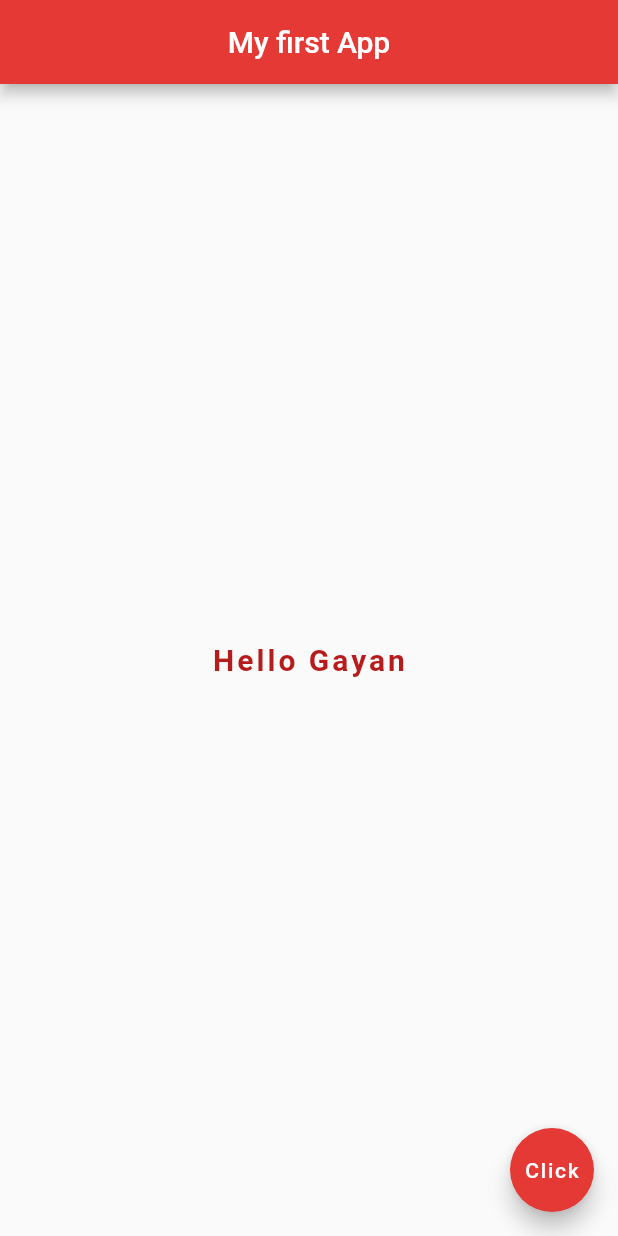
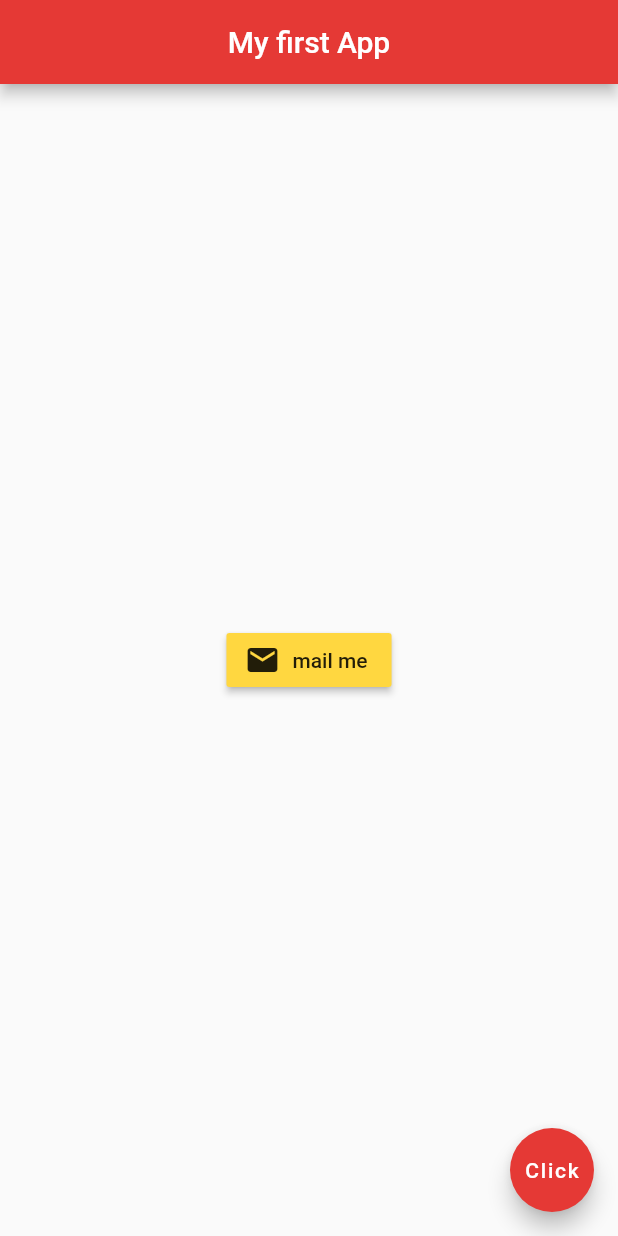
Before and after one commit to GayanPerera95/flutter_app, a Flutter app: the screen it shows after launch, on a phone screen of 412 x 824 dp. Run offline on Flutter 3.47's test engine with Material 2 defaults, Android fonts, the phone set to English and light mode, and no system bars.

Commit message:
Raised Icon

```diff
--- a/lib/main.dart
+++ b/lib/main.dart
@@ -2,28 +2,36 @@ import 'package:flutter/material.dart';
 
 void main() =>
   runApp(MaterialApp(
-    home: Scaffold(
+    home: Home(),
+));
+
+class Home extends StatelessWidget{
+ @override
+  Widget build (BuildContext context) {
+   return Scaffold(
       appBar: AppBar(
         title: Text('My first App'),
         centerTitle: true,
-        backgroundColor: Colors.red[600] ,
+        backgroundColor: Colors.red[600],
       ),
       body: Center(
-        child: Text('Hello Gayan',
-        style : TextStyle(
-          fontSize: 20.0,
-          fontWeight: FontWeight.bold,
-          letterSpacing: 2.0,
-          color: Colors.red[900]
+        child: RaisedButton.icon(
+          onPressed: (){
+            print('you clicked me');
+          },
+          icon: Icon(
+            Icons.mail
+          ),
+          label: Text('mail me'),
+          color: Colors.amberAccent,
+        ),
 
-        ),
-        ),
       ),
       floatingActionButton: FloatingActionButton(
-        onPressed: (){},
+        onPressed: () {},
         child: Text('Click'),
         backgroundColor: Colors.red[600],
       ),
-    ),
-
-  ));
+    );
+  }
+}
```
Also changed, not shown: pubspec.yaml (+6 -3 lines), assets/1.jpg (added), assets/2.jpg (added).
